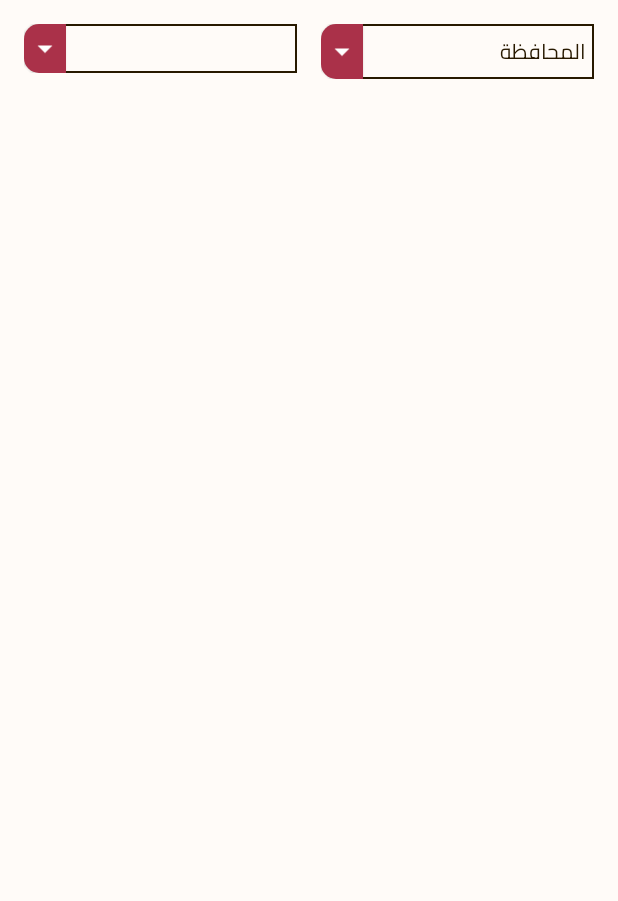
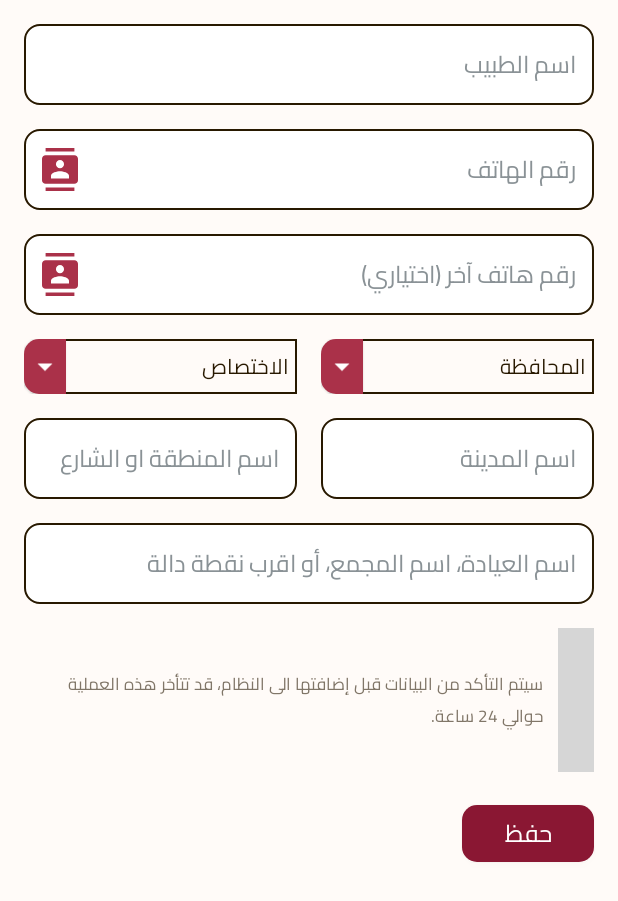
Before and after one commit to albasheer276/DoctorsPhones, an Android app: the screen it shows after launch (MainActivity), on a phone screen of 412 x 824 dp. Shown: the top 901 px of the screen. Run offline under Robolectric (Android 15) with nearby library versions, the phone set to English and light mode, and no system bars; 3 statements that could not run were skipped; grey boxes are pictures that could not be loaded.

Commit message:
design add doctor, spinner

```diff
--- a/app/src/main/java/it/doctorphones/com/MainActivity.kt
+++ b/app/src/main/java/it/doctorphones/com/MainActivity.kt
@@ -1,26 +1,40 @@
 package it.doctorphones.com
 
-import androidx.appcompat.app.AppCompatActivity
 import android.os.Bundle
 import android.util.Log
-import android.view.LayoutInflater
+import androidx.appcompat.app.AppCompatActivity
 import it.doctorphones.com.databinding.ActivityMainBinding
-import it.doctorphones.com.databinding.SpinnersLayoutBinding
 import it.doctorphones.com.utils.SearchableSpinnerUtil
 import it.doctorphones.com.utils.provinces
+import it.doctorphones.com.utils.specializations
 
 class MainActivity : AppCompatActivity() {
-    private val _log = "MainActivity_DP"
+    private val _tag = "MainActivity_DP"
     private lateinit var mBinding: ActivityMainBinding
+
     override fun onCreate(savedInstanceState: Bundle?) {
         super.onCreate(savedInstanceState)
         mBinding = ActivityMainBinding.inflate(layoutInflater)
         setContentView(mBinding.root)
 
-        val spinnerBinding = mBinding.spinnerLayout
-        spinnerBinding.spinnerTxtProvince.setOnClickListener {
-            SearchableSpinnerUtil.setupSearchableSpinner(this, provinces, "المحافظات"){ position: Int, selectedString: String ->
-                Log.d(_log, "onCreate: $position $selectedString")
+        val spinnerBinding = mBinding.addPhone.spinnerLayout
+        spinnerBinding.spinnerProvinces.setOnClickListener {
+            SearchableSpinnerUtil.setupSearchableSpinner(
+                supportFragmentManager,
+                provinces,
+                "المحافظات",
+                ) { position, selectedString ->
+                spinnerBinding.spinnerProvincesTxtValue.text = selectedString
+            }
+        }
+
+        spinnerBinding.spinnerSpecializations.setOnClickListener {
+            SearchableSpinnerUtil.setupSearchableSpinner(
+                supportFragmentManager,
+                specializations,
+                "التخصصات",
+            ) { position, selectedString ->
+                spinnerBinding.spinnerSpecializationsTxtValue.text = selectedString
             }
         }
     }
--- a/app/src/main/java/it/doctorphones/com/utils/Constants.kt
+++ b/app/src/main/java/it/doctorphones/com/utils/Constants.kt
@@ -20,3 +20,8 @@ val provinces = arrayListOf(
     "نينوى",
     "واسط",
 )
+
+val specializations = arrayListOf(
+    "دكتور باطنية واطفال",
+    "دكتور أسنان",
+)
--- /dev/null
+++ b/app/src/main/res/drawable/ic_contact_icon.xml
@@ -0,0 +1,4 @@
+<vector android:height="28.8dp" android:viewportHeight="36"
+    android:viewportWidth="30" android:width="24dp" xmlns:android="http://schemas.android.com/apk/res/android">
+    <path android:fillColor="#AA3149" android:pathData="M27,0H3V3H27V0ZM3,36H27V33H3V36ZM27,6H3C1.35,6 0,7.35 0,9V27C0,28.65 1.35,30 3,30H27C28.65,30 30,28.65 30,27V9C30,7.35 28.65,6 27,6ZM15,10.125C16.86,10.125 18.375,11.64 18.375,13.5C18.375,15.36 16.86,16.875 15,16.875C13.14,16.875 11.625,15.36 11.625,13.5C11.625,11.64 13.14,10.125 15,10.125ZM22.5,25.5H7.5V23.25C7.5,20.745 12.495,19.5 15,19.5C17.505,19.5 22.5,20.745 22.5,23.25V25.5Z"/>
+</vector>
--- a/app/src/main/res/layout/activity_main.xml
+++ b/app/src/main/res/layout/activity_main.xml
@@ -6,6 +6,6 @@
     android:layout_height="match_parent"
     tools:context=".MainActivity">
 
-    <include android:id="@+id/spinnerLayout" layout="@layout/spinners_layout" />
+    <include android:id="@+id/addPhone" layout="@layout/add_doctor_phone_layout" />
 
 </androidx.constraintlayout.widget.ConstraintLayout>
--- /dev/null
+++ b/app/src/main/res/layout/add_doctor_phone_layout.xml
@@ -0,0 +1,137 @@
+<?xml version="1.0" encoding="utf-8"?>
+<LinearLayout xmlns:android="http://schemas.android.com/apk/res/android"
+    xmlns:app="http://schemas.android.com/apk/res-auto"
+    xmlns:tools="http://schemas.android.com/tools"
+    android:layout_width="match_parent"
+    android:layout_height="match_parent"
+    android:orientation="vertical">
+
+    <EditText
+        android:id="@+id/addDoctor_edtDoctorName"
+        style="@style/NormalInput"
+        android:layout_width="match_parent"
+        android:layout_height="wrap_content"
+        android:layout_marginStart="16dp"
+        android:layout_marginTop="16dp"
+        android:layout_marginEnd="16dp"
+        android:autofillHints="name"
+        android:hint="@string/doctor_name"
+        android:inputType="text" />
+
+    <EditText
+        android:id="@+id/addDoctor_edtDoctorPhone1"
+        style="@style/NormalInput"
+        android:layout_width="match_parent"
+        android:layout_height="wrap_content"
+        android:layout_marginStart="16dp"
+        android:layout_marginTop="16dp"
+        android:layout_marginEnd="16dp"
+        android:autofillHints="name"
+        android:drawableStart="@drawable/ic_contact_icon"
+        android:gravity="right"
+        android:hint="@string/doctor_phone"
+        android:inputType="phone" />
+
+    <EditText
+        android:id="@+id/addDoctor_edtDoctorPhone2"
+        style="@style/NormalInput"
+        android:layout_width="match_parent"
+        android:layout_height="wrap_content"
+        android:layout_marginStart="16dp"
+        android:layout_marginTop="16dp"
+        android:layout_marginEnd="16dp"
+        android:autofillHints="name"
+        android:drawableStart="@drawable/ic_contact_icon"
+        android:gravity="right"
+        android:hint="@string/another_phone"
+        android:inputType="phone" />
+
+    <include
+        android:id="@+id/addDoctor_spinnerLayout"
+        layout="@layout/spinners_layout"
+        android:layout_width="match_parent"
+        android:layout_height="wrap_content"
+        android:layout_marginTop="16dp" />
+
+    <LinearLayout
+        android:layout_width="match_parent"
+        android:layout_height="wrap_content"
+        android:orientation="horizontal">
+
+        <EditText
+            android:id="@+id/addDoctor_edtDoctorStreet"
+            style="@style/NormalInput"
+            android:layout_width="match_parent"
+            android:layout_height="wrap_content"
+            android:layout_marginStart="16dp"
+            android:layout_marginTop="16dp"
+            android:layout_marginEnd="8dp"
+            android:layout_weight="1"
+            android:autofillHints="name"
+            android:hint="@string/district_name_street"
+            android:inputType="text" />
+
+        <EditText
+            android:id="@+id/addDoctor_edtDoctorCity"
+            style="@style/NormalInput"
+            android:layout_width="match_parent"
+            android:layout_height="wrap_content"
+            android:layout_marginStart="8dp"
+            android:layout_marginTop="16dp"
+            android:layout_marginEnd="16dp"
+            android:layout_weight="1"
+            android:autofillHints="name"
+            android:hint="@string/city_name"
+            android:inputType="text" />
+    </LinearLayout>
+
+    <EditText
+        android:id="@+id/addDoctor_edtDoctorBuilding"
+        style="@style/NormalInput"
+        android:layout_width="match_parent"
+        android:layout_height="wrap_content"
+        android:layout_marginStart="16dp"
+        android:layout_marginTop="16dp"
+        android:layout_marginEnd="16dp"
+        android:autofillHints="name"
+        android:hint="@string/building_address"
+        android:inputType="text" />
+
+    <LinearLayout
+        android:layout_width="match_parent"
+        android:layout_height="wrap_content"
+        android:layout_marginStart="16dp"
+        android:layout_marginTop="16dp"
+        android:layout_marginEnd="16dp"
+        android:gravity="center"
+        android:orientation="horizontal"
+        tools:ignore="UseCompoundDrawables">
+
+        <TextView
+            android:layout_width="0dp"
+            android:layout_height="wrap_content"
+            android:layout_marginEnd="10dp"
+            android:layout_weight="1"
+            android:text="@string/note_txt"
+            android:textColor="@color/md_theme_light_outline"
+            android:textSize="11sp" />
+
+        <ImageView
+            android:layout_width="24dp"
+            android:layout_height="wrap_content"
+            android:contentDescription="@string/note"
+            android:src="@drawable/ic_forum_icon"
+            app:tint="@color/md_theme_light_onPrimaryContainer" />
+    </LinearLayout>
+
+    <Button
+        android:id="@+id/addDoctor_btnSave"
+        style="@style/PrimaryButton"
+        android:layout_width="wrap_content"
+        android:layout_height="wrap_content"
+        android:layout_gravity="right"
+        android:layout_marginTop="16dp"
+        android:layout_marginEnd="16dp"
+        android:text="@string/save" />
+
+</LinearLayout>
--- a/app/src/main/res/layout/spinners_layout.xml
+++ b/app/src/main/res/layout/spinners_layout.xml
@@ -3,17 +3,16 @@
     xmlns:app="http://schemas.android.com/apk/res-auto"
     xmlns:tools="http://schemas.android.com/tools"
     android:layout_width="match_parent"
-    android:layout_height="match_parent">
+    android:layout_height="wrap_content">
 
     <LinearLayout
-        android:id="@+id/spinner"
+        android:id="@+id/spinnerSpecializations"
         android:layout_width="0dp"
         android:layout_height="wrap_content"
         android:layout_marginStart="16dp"
-        android:layout_marginTop="16dp"
         android:layout_marginEnd="8dp"
         android:orientation="horizontal"
-        app:layout_constraintEnd_toStartOf="@+id/spinner2"
+        app:layout_constraintEnd_toStartOf="@+id/spinnerProvinces"
         app:layout_constraintHorizontal_bias="0.5"
         app:layout_constraintStart_toStartOf="parent"
         app:layout_constraintTop_toTopOf="parent"
@@ -29,27 +28,27 @@
             app:srcCompat="@drawable/ic_arrow_drop_down" />
 
         <TextView
+            android:id="@+id/spinnerSpecializations_txtValue"
             android:layout_width="match_parent"
             android:layout_height="match_parent"
             android:layout_marginStart="-2dp"
             android:background="@drawable/spinner_bordered_bg"
             android:padding="5dp"
             android:textColor="@color/md_theme_light_onPrimaryContainer"
-            tools:text="الاختصاص" />
+            android:text="@string/specialization" />
 
     </LinearLayout>
 
     <LinearLayout
-        android:id="@+id/spinner2"
+        android:id="@+id/spinnerProvinces"
         android:layout_width="0dp"
         android:layout_height="wrap_content"
         android:layout_marginStart="8dp"
-        android:layout_marginTop="16dp"
         android:layout_marginEnd="16dp"
         android:orientation="horizontal"
         app:layout_constraintEnd_toEndOf="parent"
         app:layout_constraintHorizontal_bias="0.5"
-        app:layout_constraintStart_toEndOf="@+id/spinner"
+        app:layout_constraintStart_toEndOf="@+id/spinnerSpecializations"
         app:layout_constraintTop_toTopOf="parent"
         tools:ignore="UseCompoundDrawables">
 
@@ -63,7 +62,7 @@
             app:srcCompat="@drawable/ic_arrow_drop_down" />
 
         <TextView
-            android:id="@+id/spinner_txtProvince"
+            android:id="@+id/spinnerProvinces_txtValue"
             android:layout_width="match_parent"
             android:layout_height="match_parent"
             android:layout_marginStart="-2dp"
--- a/app/src/main/res/values/strings.xml
+++ b/app/src/main/res/values/strings.xml
@@ -10,4 +10,17 @@
     <string name="phones">أرقام الحجز</string>
     <string name="spinner_dropdown">spinner dropdown</string>
     <string name="province">المحافظة</string>
+    <string name="ask_doctor_phone">طلب رقم طبيب</string>
+    <string name="doctor_phones">أرقام الأطباء</string>
+    <string name="add_doctor">إضافة طبيب</string>
+    <string name="doctor_name">اسم الطبيب</string>
+    <string name="doctor_phone">رقم الهاتف</string>
+    <string name="another_phone">رقم هاتف آخر (اختياري)</string>
+    <string name="district_name_street">اسم المنطقة او الشارع</string>
+    <string name="city_name">اسم المدينة</string>
+    <string name="building_address">اسم العيادة، اسم المجمع، أو اقرب نقطة دالة</string>
+    <string name="specialization">الاختصاص</string>
+    <string name="note">note</string>
+    <string name="note_txt">سيتم التأكد من البيانات قبل إضافتها الى النظام، قد تتأخر هذه العملية حوالي 24 ساعة.</string>
+    <string name="save">حفظ</string>
 </resources>
```
Also changed, not shown: app/src/main/java/it/doctorphones/com/adapters/CustomSpinnerAdapter.kt (added, +46 -0 lines), app/src/main/java/it/doctorphones/com/dialogs/SpinnerDialog.kt (added, +116 -0 lines), app/src/main/java/it/doctorphones/com/utils/SearchableSpinnerUtil.kt (+5 -3 lines), app/src/main/res/drawable-v24/ic_close.xml (added, +10 -0 lines), app/src/main/res/drawable-v24/ic_search.xml (added, +9 -0 lines), app/src/main/res/layout/spinner_dialog_layout.xml (added, +72 -0 lines), app/src/main/res/layout/spinner_item_layout.xml (added, +23 -0 lines), app/src/main/res/menu/bottom_menu.xml (added, +16 -0 lines), app/src/main/res/values/themes.xml (+25 -2 lines).
